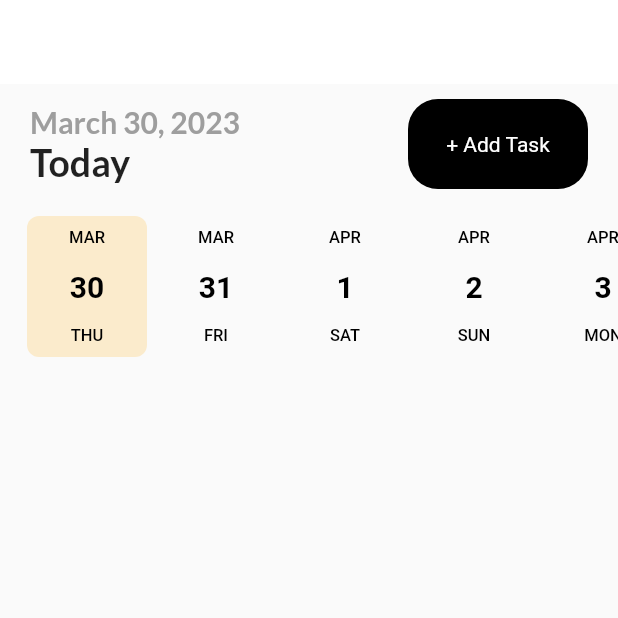
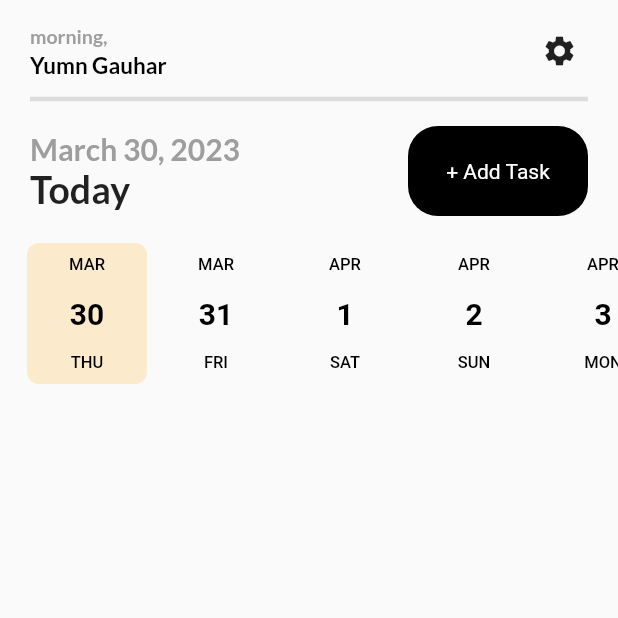
Before and after one commit to YuZaGa/Habito, a Flutter app: the screen it shows after launch, on a phone screen of 412 x 824 dp, the top half of it. Run offline on Flutter 3.47's test engine with Material 2 defaults, Android fonts, the phone set to English and light mode, and no system bars; drawn by our look-alikes of date_picker_timeline; our stand-ins replace flutter_slidable, get, google_fonts, hive, hive_flutter; accounts and stored records are empty.

Commit message:
Ui Changes

```diff
--- a/lib/screens/home.dart
+++ b/lib/screens/home.dart
@@ -16,9 +16,14 @@ class Dashboard extends StatelessWidget {
   @override
   Widget build(BuildContext context) {
     return Scaffold(
-      appBar: _appBar(),
       body: Column(
         children: [
+          _appBar(),
+          Divider(
+            indent: 20,
+            endIndent: 20,
+            thickness: 3,
+          ),
           _addTaskbar(),
           _addDateBar(),
           _showTask(),
@@ -26,6 +31,104 @@ class Dashboard extends StatelessWidget {
       ),
     );
   }
+}
+
+_appBar() {
+  return Container(
+    padding: const EdgeInsets.only(top: 10, left: 20, right: 15),
+    child: Row(
+      mainAxisAlignment: MainAxisAlignment.end,
+      children: [
+        Expanded(
+          child: Column(
+            crossAxisAlignment: CrossAxisAlignment.start,
+            children: [
+              Text(
+                '${getGreeting()},',
+                style: GoogleFonts.lato(
+                    fontSize: 13,
+                    fontWeight: FontWeight.w600,
+                    color: Colors.grey),
+              ),
+              SizedBox(height: 2),
+              Text(
+                'Yumn Gauhar',
+                style: GoogleFonts.lato(
+                    fontSize: 15,
+                    fontWeight: FontWeight.bold,
+                    color: Colors.black),
+              ),
+            ],
+          ),
+        ),
+        IconButton(
+          icon: Icon(Icons.settings),
+          onPressed: () {
+            //Get.to(AddTaskPage());
+          },
+        ),
+      ],
+    ),
+  );
+}
+
+String getGreeting() {
+  var now = DateTime.now();
+  var hour = now.hour;
+
+  if (hour >= 5 && hour < 12) {
+    return 'morning';
+  } else if (hour >= 12 && hour < 17) {
+    return 'afternoon';
+  } else if (hour >= 17 && hour < 21) {
+    return 'evening';
+  } else {
+    return 'hey';
+  }
+}
+
+_addTaskbar() {
+  return Container(
+    margin: const EdgeInsets.only(left: 20, right: 20, top: 10),
+    child: Row(
+      mainAxisAlignment: MainAxisAlignment.spaceBetween,
+      children: [
+        Container(
+          child:
+              Column(crossAxisAlignment: CrossAxisAlignment.start, children: [
+            Text(
+              DateFormat.yMMMMd().format(DateTime.now()),
+              style: subHeadingStyle,
+            ),
+            Text("Today", style: HeadingStyle)
+          ]),
+        ),
+        MyButton(
+          label: "+ Add Task",
+          onTap: () => Get.toNamed('/add-task'),
+        )
+      ],
+    ),
+  );
+}
+
+_addDateBar() {
+  return Container(
+    margin: const EdgeInsets.only(top: 15, left: 15),
+    child: DatePicker(
+      DateTime.now(),
+      height: 100,
+      width: 80,
+      initialSelectedDate: DateTime.now(),
+      selectionColor: Color(0xFFFBEBCC),
+      selectedTextColor: Colors.black,
+      dateTextStyle: TextStyle(
+          fontSize: 20, fontWeight: FontWeight.w600, color: Colors.black),
+      onDateChange: (date) {
+        _selectedDate = date;
+      },
+    ),
+  );
 }
 
 _showTask() {
@@ -39,7 +142,7 @@ _showTask() {
           itemBuilder: (context, index) {
             Task task = tasks[index];
             return Container(
-              height: 100,
+              height: 150,
               decoration: BoxDecoration(
                 color: Color(0xFFDDEDEC),
                 borderRadius: BorderRadius.circular(12),
@@ -53,7 +156,7 @@ _showTask() {
                 ],
               ),
               margin: const EdgeInsets.only(
-                  top: 15, left: 13, right: 13, bottom: 0),
+                  top: 15, left: 18, right: 18, bottom: 0),
               padding: const EdgeInsets.only(right: 10),
               child: Slidable(
                 endActionPane: ActionPane(
@@ -92,58 +195,6 @@ _showTask() {
   );
 }
 
-_appBar() {
-  return AppBar(
-    elevation: 0,
-    title: Text('Dashboard'.toUpperCase()),
-    backgroundColor: Colors.white,
-  );
-}
-
-_addDateBar() {
-  return Container(
-    margin: const EdgeInsets.only(top: 15, left: 15),
-    child: DatePicker(
-      DateTime.now(),
-      height: 100,
-      width: 80,
-      initialSelectedDate: DateTime.now(),
-      selectionColor: Color(0xFFFBEBCC),
-      selectedTextColor: Colors.black,
-      dateTextStyle: TextStyle(
-          fontSize: 20, fontWeight: FontWeight.w600, color: Colors.black),
-      onDateChange: (date) {
-        _selectedDate = date;
-      },
-    ),
-  );
-}
-
-_addTaskbar() {
-  return Container(
-    margin: const EdgeInsets.only(left: 20, right: 20, top: 10),
-    child: Row(
-      mainAxisAlignment: MainAxisAlignment.spaceBetween,
-      children: [
-        Container(
-          child:
-              Column(crossAxisAlignment: CrossAxisAlignment.start, children: [
-            Text(
-              DateFormat.yMMMMd().format(DateTime.now()),
-              style: subHeadingStyle,
-            ),
-            Text("Today", style: HeadingStyle)
-          ]),
-        ),
-        MyButton(
-          label: "+ Add Task",
-          onTap: () => Get.toNamed('/add-task'),
-        )
-      ],
-    ),
-  );
-}
-
 TextStyle get subHeadingStyle {
   return GoogleFonts.lato(
       textStyle: TextStyle(
```
